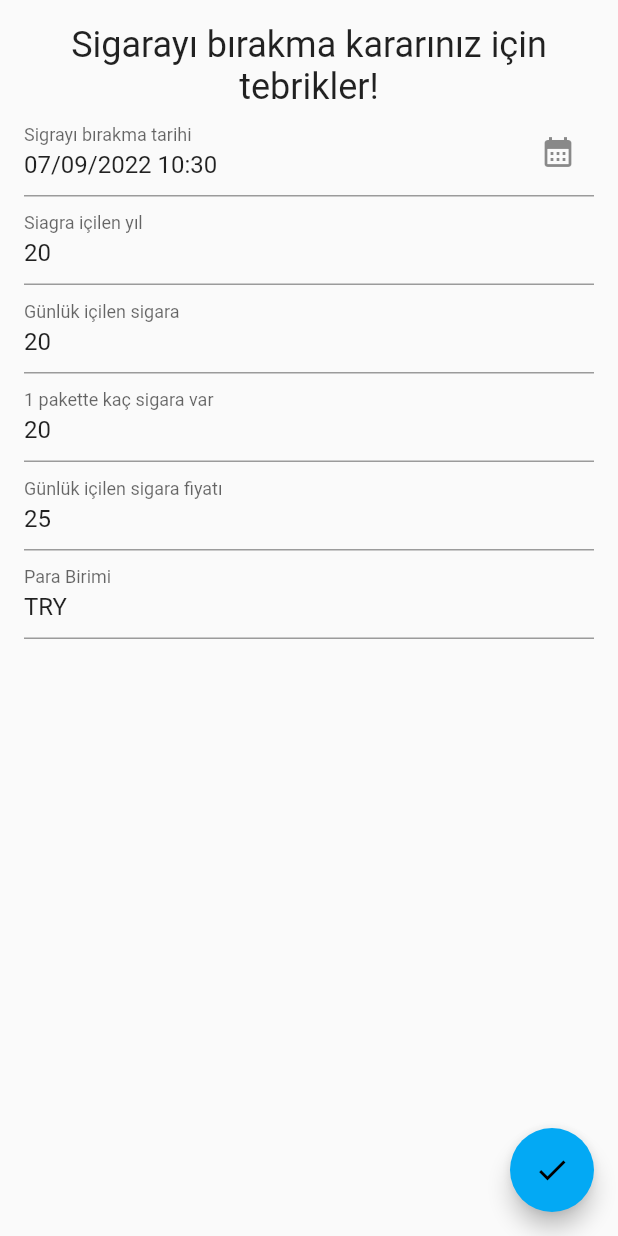
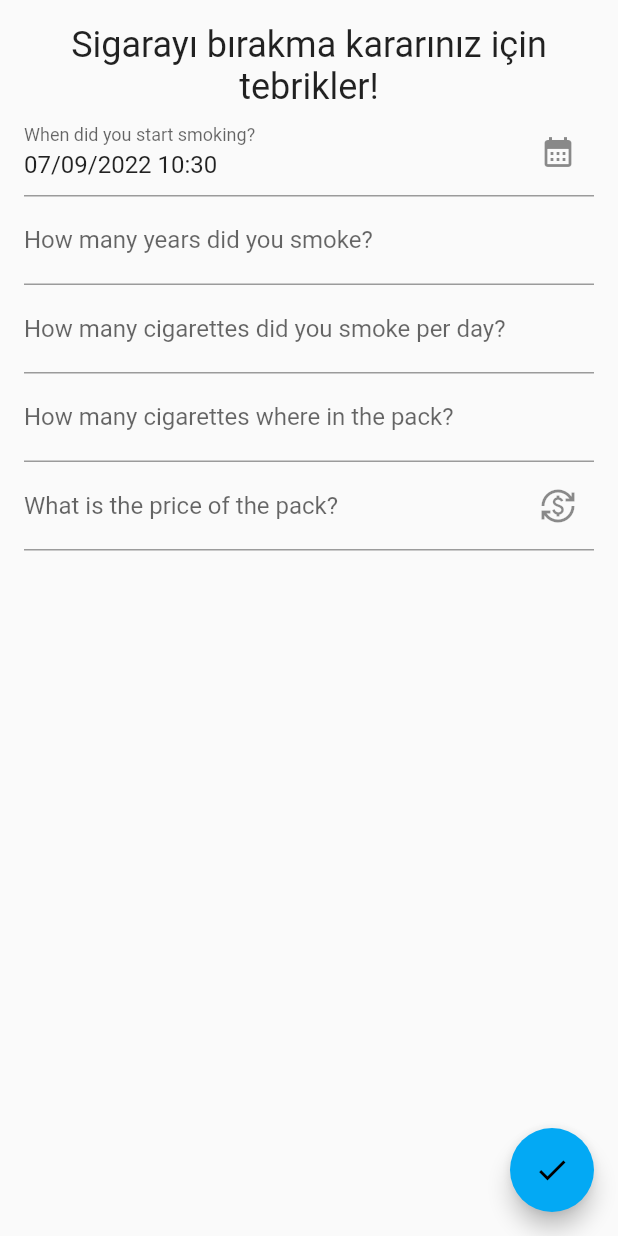
Before and after one commit to musahinist/quit_smoking, a Flutter app: the SetupPage screen opened directly, on a phone screen of 412 x 824 dp. Run offline on Flutter 3.47's test engine with Material 2 defaults, Android fonts, the phone set to English and light mode, and no system bars; our stand-ins replace camera, flutter_riverpod, riverpod; missing offline and left inert: currency_picker, photo_manager.

```diff
--- a/lib/main.dart
+++ b/lib/main.dart
@@ -27,7 +27,7 @@ class MyApp extends StatelessWidget {
       theme: ThemeData(
         primarySwatch: Colors.lightBlue,
       ),
-      home: const HomePage(),
+      home: const SetupPage(),
     );
   }
 }
--- a/lib/model/user/temp.json
+++ b/lib/model/user/temp.json
@@ -4,6 +4,7 @@
     "profile_photo": "",
     "bio": "",
     "location": "",
+    "first_setup":true,
     "quit_date": "2022-06-21T18:00:00.000",
     "daily_cigarette_count": 20,
     "cigarette_price_in_pack": 25,
--- a/lib/view/setup/setup_page.dart
+++ b/lib/view/setup/setup_page.dart
@@ -1,13 +1,24 @@
 import 'package:flutter/material.dart';
+import 'package:flutter_riverpod/flutter_riverpod.dart';
 
 import '../../core/widget/ui/form/date_form_field.dart';
 import '../../model/user/mock_user.dart';
+import 'package:currency_picker/currency_picker.dart';
 
-class SetupPage extends StatelessWidget {
+import '../../model/user/user.dart';
+import '../../model/user_view_model.dart';
+
+class SetupPage extends ConsumerStatefulWidget {
   const SetupPage({Key? key}) : super(key: key);
 
   @override
+  SetupPageState createState() => SetupPageState();
+}
+
+class SetupPageState extends ConsumerState<SetupPage> {
+  @override
   Widget build(BuildContext context) {
+    User user = ref.watch(userProvider);
     return Scaffold(
       body: ListView(
         padding: const EdgeInsets.all(16),
@@ -18,40 +29,67 @@ class SetupPage extends StatelessWidget {
             style: Theme.of(context).textTheme.headline5,
           ),
           DateFormField(
-              label: 'Sigrayı bırakma tarihi',
+              label: 'When did you start smoking?',
               onChanged: (value) {
-                mockUser = mockUser.copyWith(quitDate: value.toIso8601String());
+                ref.read(userProvider.notifier).updateUser(
+                    user.copyWith(quitDate: value.toIso8601String()));
               }),
           TextFormField(
-            initialValue: "20",
+            keyboardType: TextInputType.number,
             decoration: const InputDecoration(
-              label: Text('Siagra içilen yıl'),
+              label: Text('How many years did you smoke?'),
             ),
+            onChanged: (value) {
+              ref
+                  .read(userProvider.notifier)
+                  .updateUser(user.copyWith(smokingYears: int.tryParse(value)));
+            },
           ),
           TextFormField(
-            initialValue: "20",
+            keyboardType: TextInputType.number,
             decoration: const InputDecoration(
-              label: Text('Günlük içilen sigara'),
+              label: Text('How many cigarettes did you smoke per day?'),
             ),
+            onChanged: (value) {
+              ref.read(userProvider.notifier).updateUser(
+                  user.copyWith(dailyCigaretteCount: int.tryParse(value)));
+            },
           ),
           TextFormField(
-            initialValue: "20",
+            keyboardType: TextInputType.number,
             decoration: const InputDecoration(
-              label: Text('1 pakette kaç sigara var'),
+              label: Text('How many cigarettes where in the pack?'),
             ),
+            onChanged: (value) {
+              ref.read(userProvider.notifier).updateUser(
+                  user.copyWith(cigaretteAmountInPack: int.tryParse(value)));
+            },
           ),
           TextFormField(
-            initialValue: "25",
-            decoration: const InputDecoration(
-              label: Text('Günlük içilen sigara fiyatı'),
+            keyboardType: TextInputType.number,
+            decoration: InputDecoration(
+              label: const Text('What is the price of the pack?'),
+              suffixIcon: IconButton(
+                  onPressed: () {
+                    showCurrencyPicker(
+                      context: context,
+                      showFlag: false,
+                      showCurrencyName: true,
+                      showCurrencyCode: true,
+                      onSelect: (Currency currency) {
+                        print('Select currency: ${currency.symbol}');
+                        ref.read(userProvider.notifier).updateUser(
+                            user.copyWith(currency: currency.symbol));
+                      },
+                    );
+                  },
+                  icon: const Icon(Icons.currency_exchange_outlined)),
             ),
+            onChanged: (value) {
+              ref.read(userProvider.notifier).updateUser(
+                  user.copyWith(cigarettePrice: int.tryParse(value)));
+            },
           ),
-          TextFormField(
-            initialValue: "TRY",
-            decoration: const InputDecoration(
-              label: Text('Para Birimi'),
-            ),
-          )
         ],
       ),
       floatingActionButton: FloatingActionButton(
--- a/pubspec.yaml
+++ b/pubspec.yaml
@@ -38,6 +38,7 @@ dependencies:
   hive: ^2.2.3
   hive_flutter: ^1.1.0
   share_plus: ^4.0.10
+  currency_picker: ^2.0.11
 
 
 
```
Also changed, not shown: pubspec.lock.
